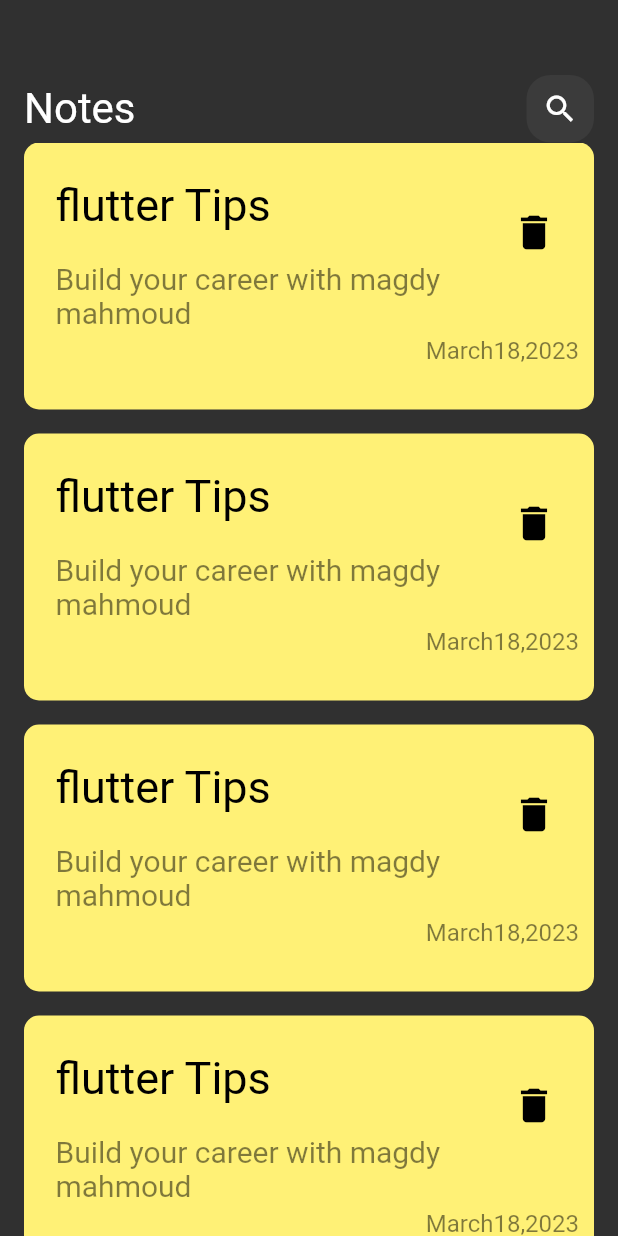
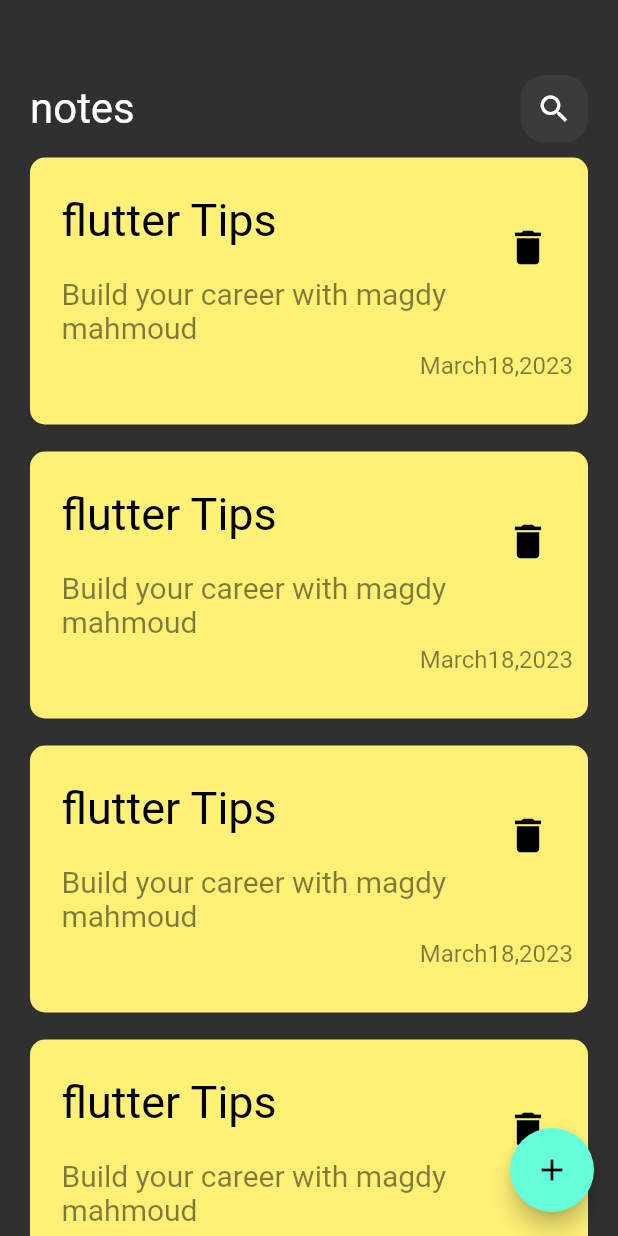
Before and after one commit to MagdyMahmoud88/notes_app, a Flutter app: the screen it shows after launch, on a phone screen of 412 x 824 dp. Run offline on Flutter 3.47's test engine with Material 2 defaults, Android fonts, the phone set to English and light mode, and no system bars.

Commit message:
add hive

```diff
--- /dev/null
+++ b/lib/constant.dart
@@ -0,0 +1,3 @@
+import 'package:flutter/material.dart';
+
+const KprimaryColor = Colors.teal;
--- a/lib/main.dart
+++ b/lib/main.dart
@@ -11,6 +11,7 @@ class MyApp extends StatelessWidget {
   @override
   Widget build(BuildContext context) {
     return MaterialApp(
+      debugShowCheckedModeBanner: false,
       theme: ThemeData(brightness: Brightness.dark),
       home: HomeView(),
     );
--- a/lib/views/home_view.dart
+++ b/lib/views/home_view.dart
@@ -1,7 +1,9 @@
 import 'package:flutter/material.dart';
+import 'package:notes_app/constant.dart';
 import 'package:notes_app/views/widgets/custom_app_bar.dart';
 import 'package:notes_app/views/widgets/custom_note_item.dart';
 import 'package:notes_app/views/widgets/custom_notes_listView.dart';
+import 'package:notes_app/views/widgets/custom_sheet.dart';
 
 class HomeView extends StatelessWidget {
   const HomeView({super.key});
@@ -10,19 +12,32 @@ class HomeView extends StatelessWidget {
   Widget build(BuildContext context) {
     return Scaffold(
       body: Padding(
-        padding: EdgeInsets.symmetric(horizontal: 16),
+        padding: const EdgeInsets.symmetric(horizontal: 20),
         child: Column(
           children: [
-            SizedBox(
+            const SizedBox(
               height: 50,
             ),
-            CustomAppBar(),
+            const CustomAppBar(title: "notes", icon: Icon(Icons.search)),
             Expanded(
               child: NotesListView(),
             ),
           ],
         ),
       ),
+      floatingActionButton: FloatingActionButton(
+        onPressed: () {
+          showModalBottomSheet(
+              shape: RoundedRectangleBorder(
+                borderRadius: BorderRadius.circular(16),
+              ),
+              context: context,
+              builder: (context) {
+                return ShowNoteBottomSheets();
+              });
+        },
+        child: const Icon(Icons.add),
+      ),
     );
   }
 }
--- a/lib/views/widgets/custom_app_bar.dart
+++ b/lib/views/widgets/custom_app_bar.dart
@@ -2,18 +2,22 @@ import 'package:flutter/material.dart';
 import 'package:notes_app/views/widgets/custom_icon_search.dart';
 
 class CustomAppBar extends StatelessWidget {
-  const CustomAppBar({super.key});
+  const CustomAppBar({super.key, required this.title, required this.icon});
 
+  final String title;
+  final Widget icon;
   @override
   Widget build(BuildContext context) {
-    return const Row(
+    return Row(
       children: [
         Text(
-          "Notes",
-          style: TextStyle(fontSize: 28),
+          title,
+          style: const TextStyle(fontSize: 28),
         ),
-        Spacer(),
-        CustomIconSearch()
+        const Spacer(),
+        CustomIconSearch(
+          icon: icon,
+        )
       ],
     );
   }
--- a/lib/views/widgets/custom_icon_search.dart
+++ b/lib/views/widgets/custom_icon_search.dart
@@ -1,8 +1,9 @@
 import 'package:flutter/material.dart';
 
 class CustomIconSearch extends StatelessWidget {
-  const CustomIconSearch({super.key});
+  const CustomIconSearch({super.key, required this.icon});
 
+  final Widget icon;
   @override
   Widget build(BuildContext context) {
     return Container(
@@ -11,11 +12,12 @@ class CustomIconSearch extends StatelessWidget {
       decoration: BoxDecoration(
           borderRadius: BorderRadius.circular(16),
           color: Colors.white.withOpacity(0.05)),
-      child: const Center(
-        child: Icon(
-          Icons.search,
+      child: Center(
+        child: IconButton(
+          iconSize: 24,
+          icon: icon,
+          onPressed: () {},
           color: Colors.white,
-          size: 24,
         ),
       ),
     );
--- a/lib/views/widgets/custom_note_item.dart
+++ b/lib/views/widgets/custom_note_item.dart
@@ -1,11 +1,25 @@
 import 'package:flutter/material.dart';
+import 'package:notes_app/views/edit_note_view.dart';
 
 class NotesItem extends StatelessWidget {
   const NotesItem({super.key});
 
   @override
   Widget build(BuildContext context) {
-    return Container(
+    return Padding(
+      padding: const EdgeInsets.only(top: 10.0),
+      child: GestureDetector(
+        onTap: () {
+          Navigator.push(
+            context,
+            MaterialPageRoute(
+              builder: (context) {
+                return EditNoteView();
+              },
+            ),
+          );
+        },
+        child: Container(
           decoration: BoxDecoration(
             borderRadius: BorderRadius.circular(10),
             color: Colors.yellow[300],
@@ -54,6 +68,8 @@ class NotesItem extends StatelessWidget {
               ],
             ),
           ),
+        ),
+      ),
     );
   }
 }
--- a/lib/views/widgets/custom_notes_listView.dart
+++ b/lib/views/widgets/custom_notes_listView.dart
@@ -4,11 +4,13 @@ import 'package:notes_app/views/widgets/custom_note_item.dart';
 class NotesListView extends StatelessWidget {
   @override
   Widget build(BuildContext context) {
-    return ListView.builder(itemBuilder: (context, index) {
-      return const Padding(
-        padding: EdgeInsets.only(bottom: 16),
-        child: NotesItem(),
-      );
-    });
+    return ListView.builder(
+        padding: EdgeInsets.zero,
+        itemBuilder: (context, index) {
+          return const Padding(
+            padding: EdgeInsets.only(bottom: 8),
+            child: NotesItem(),
+          );
+        });
   }
 }
```
Also changed, not shown: lib/views/edit_note_view.dart (added, +27 -0 lines), lib/views/widgets/cusstom_button.dart (added, +25 -0 lines), lib/views/widgets/custom_sheet.dart (added, +37 -0 lines), lib/views/widgets/custom_text_form.dart (added, +27 -0 lines), pubspec.yaml (+12 -20 lines), pubspec.lock, 1 other file. Lines whose indentation alone changed are shown as unchanged.
